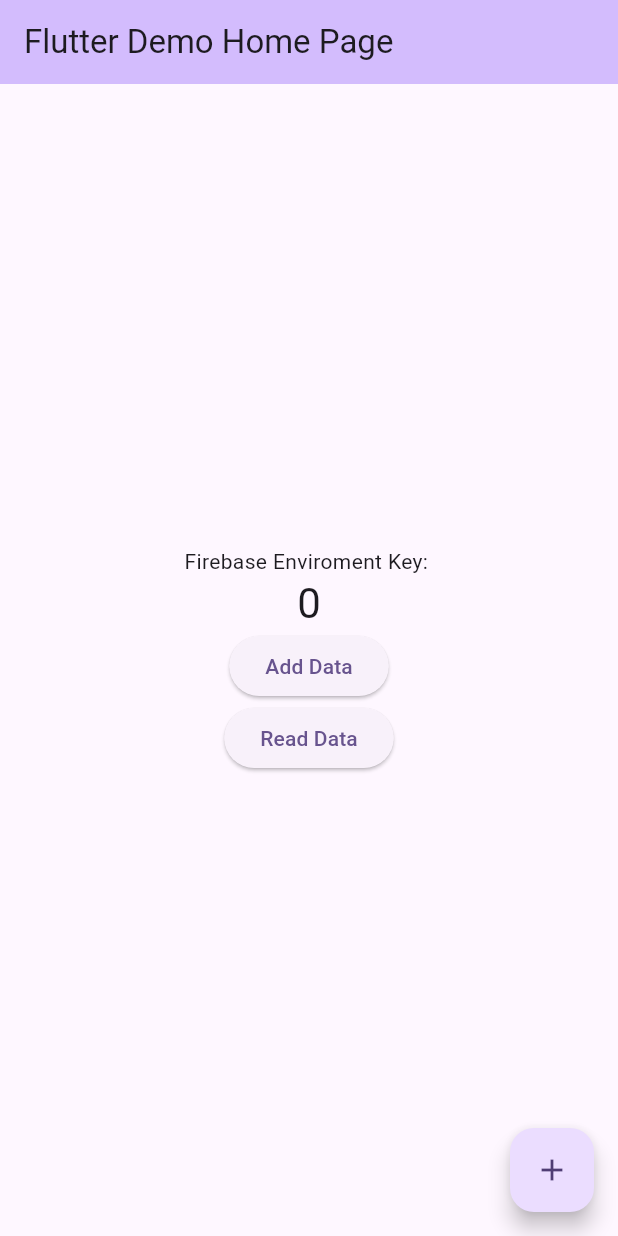
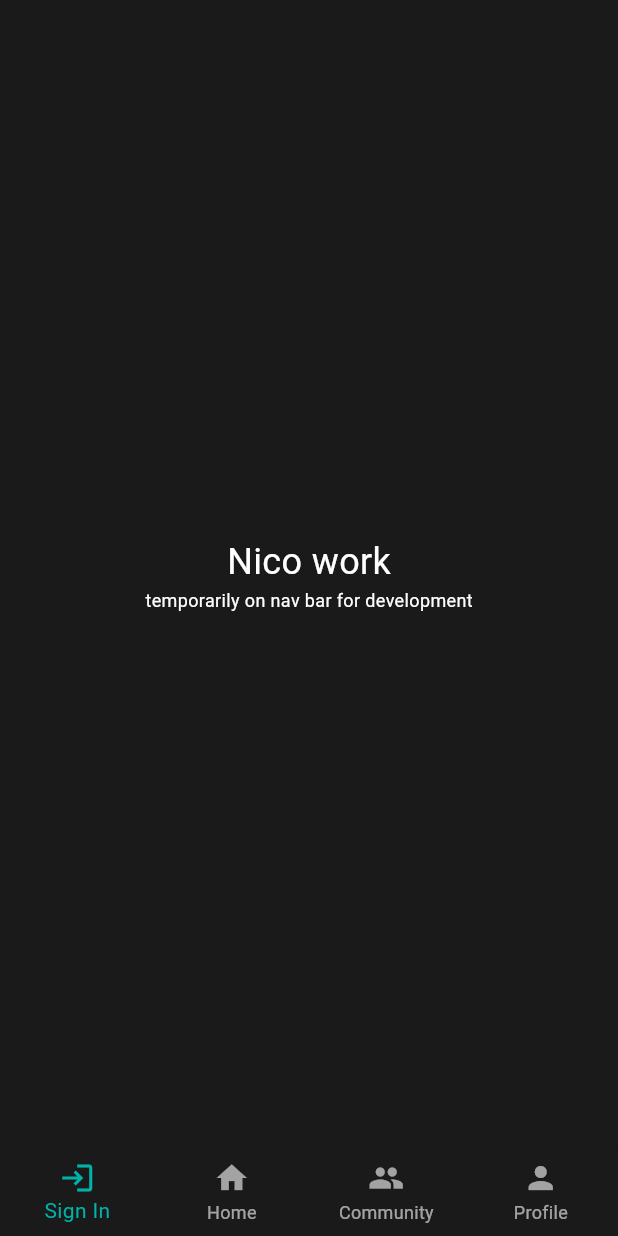
Before and after one commit to natersalad/SupportBLKGNV, a Flutter app: the screen it shows after launch, on a phone screen of 412 x 824 dp. Run offline on Flutter 3.47's test engine with Material 3 defaults, Android fonts, the light colour scheme and no system bars; our stand-ins replace cloud_firestore, firebase_core, flutter_dotenv; accounts and stored records are empty.

Commit message:
added overall structure for app, color themes, and a basic profile page connected with firebase

```diff
--- a/supportblkgnv/lib/main.dart
+++ b/supportblkgnv/lib/main.dart
@@ -1,10 +1,12 @@
 import 'package:flutter/material.dart';
 import 'package:flutter_dotenv/flutter_dotenv.dart';
 import 'package:firebase_core/firebase_core.dart';
-import 'package:cloud_firestore/cloud_firestore.dart';
 import 'environment.dart';
+import 'theme.dart';
+import 'screens/profile.dart';
 
 Future main() async {
+  WidgetsFlutterBinding.ensureInitialized();
   await dotenv.load(fileName: Environment.fileName);
   await Firebase.initializeApp();
   runApp(const MyApp());
@@ -16,86 +18,93 @@ class MyApp extends StatelessWidget {
   @override
   Widget build(BuildContext context) {
     return MaterialApp(
-      title: 'Flutter Demo',
-      theme: ThemeData(
-        colorScheme: ColorScheme.fromSeed(seedColor: Colors.deepPurple),
-      ),
-      home: const MyHomePage(title: 'Flutter Demo Home Page'),
+      title: 'SupportBLKGNV',
+      theme: appTheme,
+      home: const MainScreen(),
     );
   }
 }
 
-class MyHomePage extends StatefulWidget {
-  const MyHomePage({super.key, required this.title});
-  final String title;
+class MainScreen extends StatefulWidget {
+  const MainScreen({super.key});
 
   @override
-  State<MyHomePage> createState() => _MyHomePageState();
+  State<MainScreen> createState() => _MainScreenState();
 }
 
-class _MyHomePageState extends State<MyHomePage> {
-  int _counter = 0;
+class _MainScreenState extends State<MainScreen> {
+  int _selectedIndex = 0;
 
-  Future<void> _addTestData() async {
-    await FirebaseFirestore.instance.collection('test').doc('demo').set({
-      'title': 'Hello World',
-      'body': 'This is a demo',
-    });
-    debugPrint("Data Added!");
-  }
+  static final List<Widget> _screens = <Widget>[
+    const SignInScreen(),
+    const HomeScreen(),
+    const CommunityScreen(),
+    const ProfilePage(),
+  ];
 
-  Future<void> _readTestData() async {
-    DocumentSnapshot doc =
-        await FirebaseFirestore.instance.collection('test').doc('demo').get();
-
-    final data = doc.data();
-    if (data != null) {
-      debugPrint("Data: $data");
-    } else {
-      debugPrint("No Data Found!");
-    }
-  }
-
-  void _incrementCounter() {
+  void _onItemTapped(int index) {
     setState(() {
-      _counter++;
+      _selectedIndex = index;
     });
   }
 
   @override
   Widget build(BuildContext context) {
     return Scaffold(
-      appBar: AppBar(
-        backgroundColor: Theme.of(context).colorScheme.inversePrimary,
-        title: Text(widget.title),
-      ),
-      body: Center(
-        child: Column(
-          mainAxisAlignment: MainAxisAlignment.center,
-          children: <Widget>[
-            Text(
-              'Firebase Enviroment Key: ${Environment.firebaseAppIdAndroid}',
-            ),
-            Text(
-              '$_counter',
-              style: Theme.of(context).textTheme.headlineMedium,
-            ),
-            ElevatedButton(
-              onPressed: _addTestData,
-              child: const Text('Add Data'),
-            ),
-            ElevatedButton(
-              onPressed: _readTestData,
-              child: const Text('Read Data'),
-            ),
-          ],
-        ),
-      ),
-      floatingActionButton: FloatingActionButton(
-        onPressed: _incrementCounter,
-        tooltip: 'Increment',
-        child: const Icon(Icons.add),
+      body: _screens[_selectedIndex],
+      bottomNavigationBar: BottomNavigationBar(
+        type: BottomNavigationBarType.fixed,
+        currentIndex: _selectedIndex,
+        onTap: _onItemTapped,
+        items: const [
+          BottomNavigationBarItem(icon: Icon(Icons.login), label: 'Sign In'),
+          BottomNavigationBarItem(icon: Icon(Icons.home), label: 'Home'),
+          BottomNavigationBarItem(icon: Icon(Icons.group), label: 'Community'),
+          BottomNavigationBarItem(icon: Icon(Icons.person), label: 'Profile'),
+        ],
       ),
     );
   }
 }
+
+class SignInScreen extends StatelessWidget {
+  const SignInScreen({super.key});
+
+  @override
+  Widget build(BuildContext context) {
+    return const Center(
+      child: Column(
+        mainAxisAlignment: MainAxisAlignment.center,
+        children: [
+          Text('Nico work', style: TextStyle(fontSize: 24)),
+          Text(
+            'temporarily on nav bar for development',
+            style: TextStyle(fontSize: 12),
+          ),
+        ],
+      ),
+    );
+  }
+}
+
+class HomeScreen extends StatelessWidget {
+  const HomeScreen({super.key});
+
+  @override
+  Widget build(BuildContext context) {
+    return const Center(
+      child: Text('Jeff work', style: TextStyle(fontSize: 24)),
+    );
+  }
+}
+
+class CommunityScreen extends StatelessWidget {
+  const CommunityScreen({super.key});
+
+  @override
+  Widget build(BuildContext context) {
+    return const Center(
+      child: Text('Nico & Jeff work', style: TextStyle(fontSize: 24)),
+    );
+  }
+}
--- /dev/null
+++ b/supportblkgnv/lib/theme.dart
@@ -0,0 +1,41 @@
+import 'package:flutter/material.dart';
+
+class AppColors {
+  // Primary Dark Background
+  static const primaryBackground = Color(0xFF1A1A1A);
+  // Teal/Turquoise (Primary Brand Color)
+  static const brandTeal = Color(0xFF00B2A9);
+  // Gold/Yellow (Accent)
+  static const accentGold = Color(0xFFFFB81C);
+  // White (Text and Elements)
+  static const textWhite = Color(0xFFFFFFFF);
+  // Light Teal (Secondary)
+  static const secondaryTeal = Color(0xFF4ECDC4);
+}
+
+final ThemeData appTheme = ThemeData.dark().copyWith(
+  scaffoldBackgroundColor: AppColors.primaryBackground,
+  colorScheme: ColorScheme.dark(
+    primary: AppColors.brandTeal,
+    secondary: AppColors.secondaryTeal,
+    surface: AppColors.primaryBackground,
+    error: Colors.red,
+    onPrimary: AppColors.textWhite,
+    onSecondary: AppColors.textWhite,
+    onSurface: AppColors.textWhite,
+    onError: AppColors.textWhite,
+  ),
+  appBarTheme: AppBarTheme(
+    backgroundColor: AppColors.primaryBackground,
+    foregroundColor: AppColors.textWhite,
+  ),
+  bottomNavigationBarTheme: BottomNavigationBarThemeData(
+    backgroundColor: AppColors.primaryBackground,
+    selectedItemColor: AppColors.brandTeal,
+    unselectedItemColor: AppColors.textWhite.withOpacity(0.6),
+  ),
+  textTheme: ThemeData.dark().textTheme.apply(
+    bodyColor: AppColors.textWhite,
+    displayColor: AppColors.textWhite,
+  ),
+);
```
Also changed, not shown: supportblkgnv/lib/screens/profile.dart (added, +373 -0 lines).
